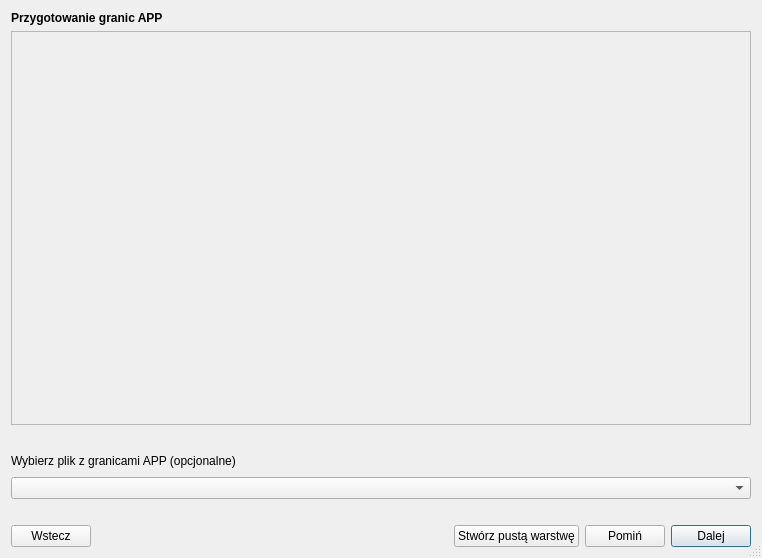
CyfryzacjaAPP/wtyczka_qgis_app_2, file modules/app/views/ui/wektor_instrukcja_dialog_base.ui: the form before one commit.
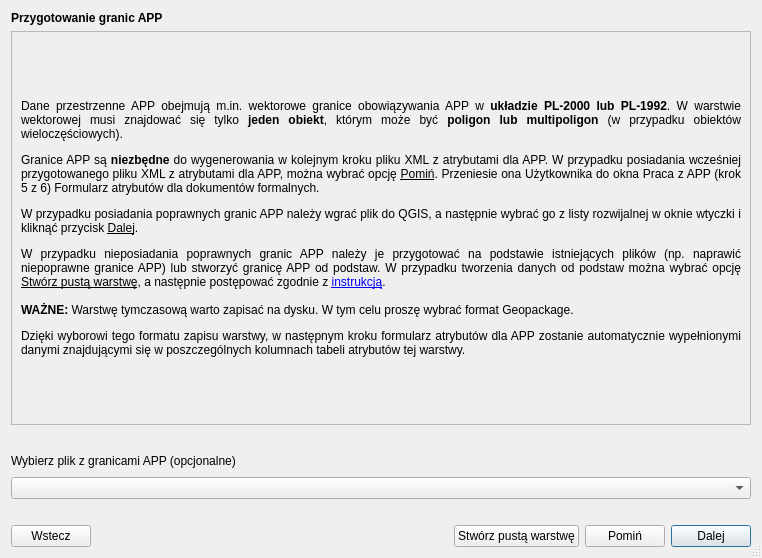
The form after the commit. Custom widgets are drawn as their Qt base class.

```diff
--- a/modules/app/views/ui/wektor_instrukcja_dialog_base.ui
+++ b/modules/app/views/ui/wektor_instrukcja_dialog_base.ui
@@ -61,7 +61,7 @@
             </font>
            </property>
            <property name="text">
-            <string/>
+            <string>&lt;html&gt;&lt;head/&gt;&lt;body&gt;&lt;p&gt;Dane przestrzenne APP obejmują m.in. wektorowe granice obowiązywania APP w &lt;span style=&quot; font-weight:600;&quot;&gt;układzie PL-2000 lub PL-1992&lt;/span&gt;. W warstwie wektorowej musi znajdować się tylko &lt;span style=&quot; font-weight:600;&quot;&gt;jeden obiekt&lt;/span&gt;, którym może być &lt;span style=&quot; font-weight:600;&quot;&gt;poligon lub multipoligon&lt;/span&gt; (w przypadku obiektów wieloczęściowych).&lt;/p&gt;&lt;p&gt;Granice APP są&lt;span style=&quot; font-weight:600;&quot;&gt; niezbędne&lt;/span&gt; do wygenerowania w kolejnym kroku pliku XML z atrybutami dla APP. W przypadku posiadania wcześniej przygotowanego pliku XML z atrybutami dla APP, można wybrać opcję &lt;span style=&quot; text-decoration: underline;&quot;&gt;Pomiń&lt;/span&gt;. Przeniesie ona Użytkownika do okna Praca z APP (krok 5 z 6) Formularz atrybutów dla dokumentów formalnych. &lt;/p&gt;&lt;p&gt;W przypadku posiadania poprawnych granic APP należy wgrać plik do QGIS, a następnie wybrać go z listy rozwijalnej w oknie wtyczki i kliknąć przycisk &lt;span style=&quot; text-decoration: underline;&quot;&gt;Dalej&lt;/span&gt;. &lt;/p&gt;&lt;p&gt;W przypadku nieposiadania poprawnych granic APP należy je przygotować na podstawie istniejących plików (np. naprawić niepoprawne granice APP) lub stworzyć granicę APP od podstaw. W przypadku tworzenia danych od podstaw można wybrać opcję &lt;span style=&quot; text-decoration: underline;&quot;&gt;Stwórz pustą warstwę&lt;/span&gt;, a następnie postępować zgodnie z &lt;a href=&quot;http://www.gov.pl/zagospodarowanieprzestrzenne/instrukcja-uzytkownika-wtyczka-app&quot;&gt;&lt;span style=&quot; text-decoration: underline; color:#0000ff;&quot;&gt;instrukcją&lt;/span&gt;&lt;/a&gt;.&lt;br/&gt;&lt;br/&gt;&lt;span style=&quot; font-weight:600;&quot;&gt;WAŻNE:&lt;/span&gt; Warstwę tymczasową warto zapisać na dysku. W tym celu proszę wybrać format Geopackage. &lt;/p&gt;&lt;p&gt;Dzięki wyborowi tego formatu zapisu warstwy, w następnym kroku formularz atrybutów dla APP zostanie automatycznie wypełnionymi danymi znajdującymi się w poszczególnych kolumnach tabeli atrybutów tej warstwy.&lt;/p&gt;&lt;/body&gt;&lt;/html&gt;</string>
            </property>
            <property name="alignment">
             <set>Qt::AlignJustify|Qt::AlignVCenter</set>
```
